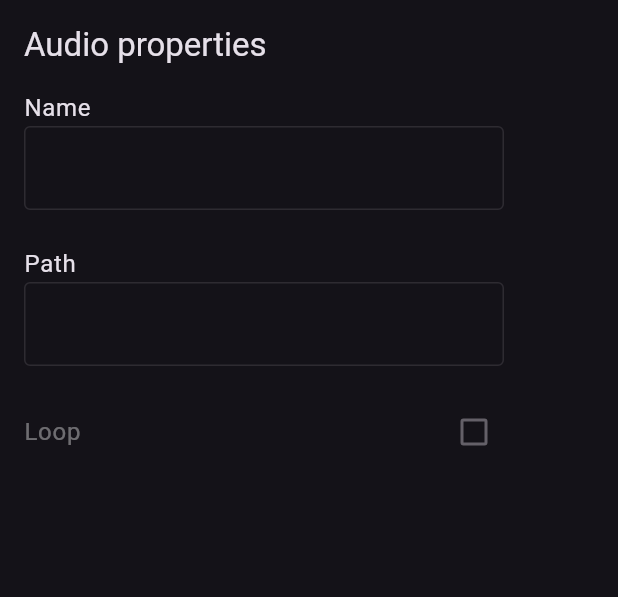
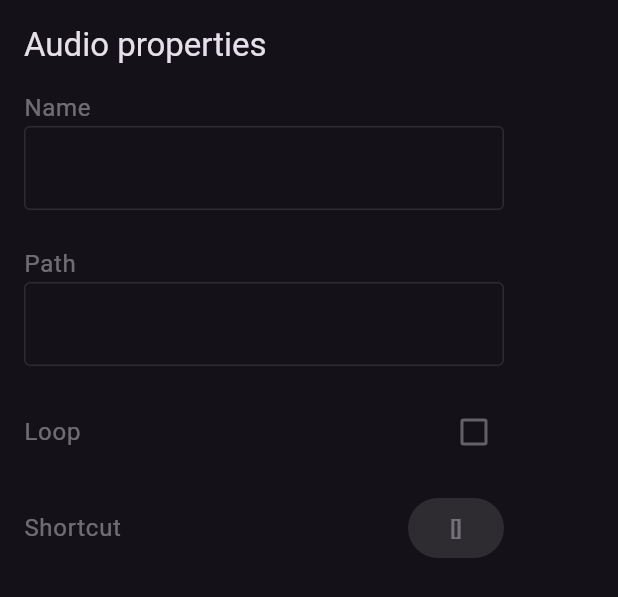
Before and after one commit to luccasclezar/soundnexus, a Flutter app: the PropertiesDrawer widget shown alone on an empty page, opened directly with empty values, on a phone screen of 412 x 824 dp. Shown: the top 597 px of the screen. Run offline on Flutter 3.47's test engine with Material 3 defaults, Android fonts, the phone set to English and light mode, and no system bars; our stand-ins replace audioplayers, freezed_annotation, gap, get_it, get_storage, go_router; missing offline and left inert: context_watch, desktop_drop, flex_seed_scheme; accounts and stored records are empty; statements that could not run were skipped.

Commit message:
feat: implement keyboard shortcuts

```diff
--- a/lib/features/project/presentation/properties_drawer.dart
+++ b/lib/features/project/presentation/properties_drawer.dart
@@ -1,4 +1,5 @@
 import 'package:flutter/material.dart';
+import 'package:flutter/services.dart';
 import 'package:soundnexus/features/project/presentation/project_page_view_model.dart';
 import 'package:soundnexus/features/projects/domain/audio_file.dart';
 
@@ -15,20 +16,29 @@ class _PropertiesDrawerState extends State<PropertiesDrawer>
     with TickerProviderStateMixin {
   final nameController = TextEditingController();
   final pathController = TextEditingController();
+
+  bool isEmptySelection = true;
+  bool isEditingShortcut = false;
   bool? loop;
   List<String> oldEditingAudios = [];
+  String shortcut = '[]';
 
   ProjectPageViewModel get vm => widget.vm;
 
   @override
   void initState() {
     super.initState();
+
+    HardwareKeyboard.instance.addHandler(_onKeyEvent);
     vm.addListener(updateSelection);
     updateSelection();
   }
 
   @override
   void dispose() {
+    HardwareKeyboard.instance.removeHandler(_onKeyEvent);
+    nameController.dispose();
+    pathController.dispose();
     vm.removeListener(updateSelection);
     super.dispose();
   }
@@ -44,12 +54,15 @@ class _PropertiesDrawerState extends State<PropertiesDrawer>
     setState(() {});
 
     if (editingAudiosPositions.isEmpty) {
+      isEmptySelection = true;
       nameController.text = '';
       pathController.text = '';
       loop = false;
 
       return;
     }
+
+    isEmptySelection = false;
 
     final editingAudios = editingAudiosPositions
         .map((e) => vm.getAudioFileByString(vm.currentTab, e))
@@ -67,6 +80,26 @@ class _PropertiesDrawerState extends State<PropertiesDrawer>
     loop = editingAudios.every((e) => e.loop == firstAudio.loop)
         ? firstAudio.loop
         : null;
+
+    shortcut = editingAudios.every((e) => e.shortcut == firstAudio.shortcut)
+        ? firstAudio.shortcut
+        : '[]';
+  }
+
+  bool _onKeyEvent(KeyEvent event) {
+    final char = event.character;
+
+    if (!isEditingShortcut || char == null) {
+      return false;
+    }
+
+    vm.updateEditingAudios(
+      (audio) => audio.copyWith(shortcut: char.toUpperCase()),
+    );
+
+    setState(() => isEditingShortcut = false);
+
+    return true;
   }
 
   @override
@@ -96,6 +129,7 @@ class _PropertiesDrawerState extends State<PropertiesDrawer>
 
               // Name
               ListTile(
+                enabled: !isEmptySelection,
                 title: const Text('Name'),
                 subtitle: TextField(
                   controller: nameController,
@@ -111,6 +145,7 @@ class _PropertiesDrawerState extends State<PropertiesDrawer>
 
               // Path
               ListTile(
+                enabled: !isEmptySelection,
                 title: const Text('Path'),
                 subtitle: TextField(
                   controller: pathController,
@@ -136,6 +171,25 @@ class _PropertiesDrawerState extends State<PropertiesDrawer>
                   );
                 },
               ),
+
+              // Shortcut
+              ListTile(
+                enabled: !isEmptySelection,
+                title: const Text('Shortcut'),
+                trailing: isEditingShortcut
+                    ? FilledButton(
+                        onPressed: isEmptySelection
+                            ? null
+                            : () => setState(() => isEditingShortcut = false),
+                        child: Text(shortcut),
+                      )
+                    : FilledButton.tonal(
+                        onPressed: isEmptySelection
+                            ? null
+                            : () => setState(() => isEditingShortcut = true),
+                        child: Text(shortcut),
+                      ),
+              ),
             ],
           ),
         ),
```
Also changed, not shown: lib/features/project/presentation/project_page.dart (+20 -24 lines), lib/features/project/presentation/project_page_view_model.dart (+52 -24 lines), lib/features/project/presentation/widgets/sound_board_tile.dart (+56 -22 lines), 1 other file.
